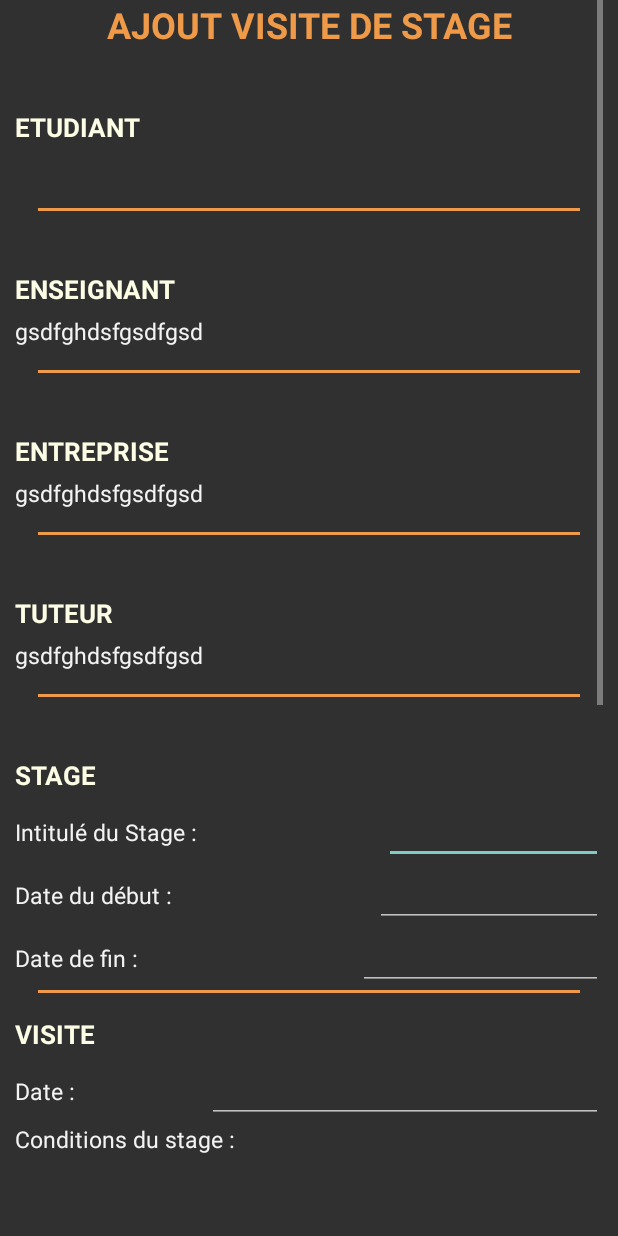
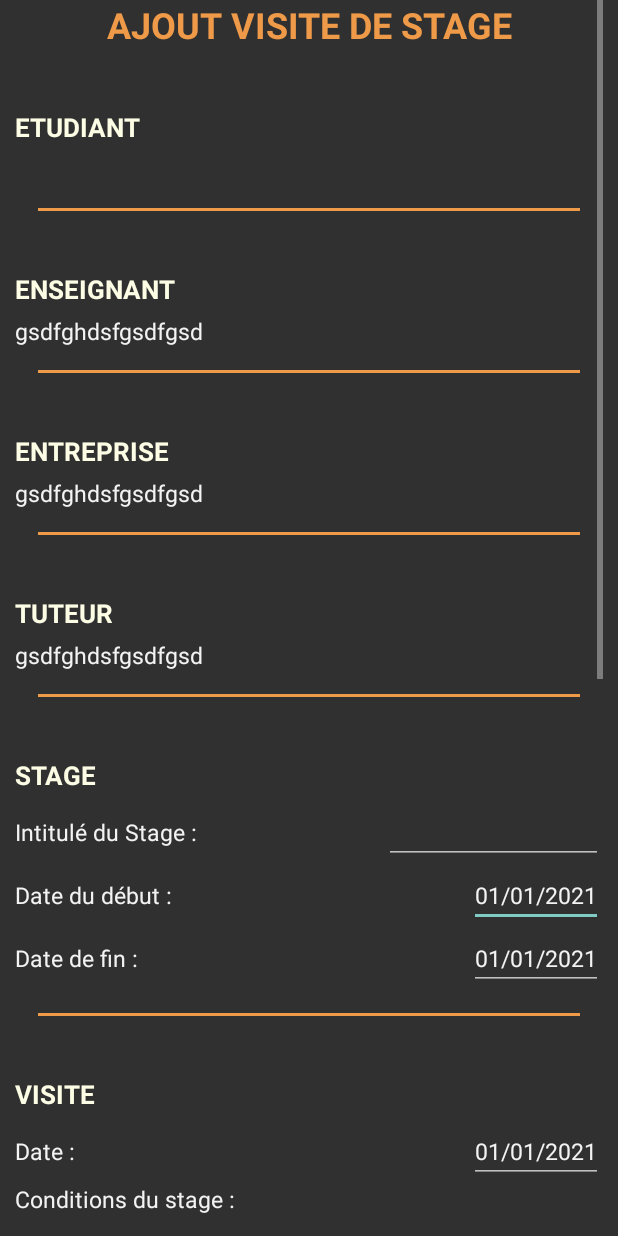
Before and after one commit to SarahB44/ProjetAndroidEquipe7, an Android app: the FormulaireVisiteStageActivity screen opened directly, with no data from a screen before it, on a phone screen of 412 x 824 dp. Run offline under Robolectric (Android 15) with nearby library versions, the phone set to English and light mode, and no system bars.

Commit message:
Ajout calendrier formulaire visite

```diff
--- a/app/src/main/java/com/example/projet_android_equipe7/FormulaireVisiteStageActivity.java
+++ b/app/src/main/java/com/example/projet_android_equipe7/FormulaireVisiteStageActivity.java
@@ -1,10 +1,18 @@
 package com.example.projet_android_equipe7;
 
+import android.app.DatePickerDialog;
 import android.content.Context;
 import android.content.Intent;
 import android.os.Bundle;
+import android.view.View;
+import android.widget.DatePicker;
+import android.widget.EditText;
 import android.widget.TextView;
 import android.app.Activity;
+
+import java.text.SimpleDateFormat;
+import java.util.Calendar;
+import java.util.Locale;
 
 public class FormulaireVisiteStageActivity extends Activity {
 
@@ -15,11 +23,11 @@ public class FormulaireVisiteStageActivity extends Activity {
         super.onCreate(savedInstanceState);
         setContentView(R.layout.activity_formulaire_visite);
 
-            String etudiant="";
+        String etudiant = "";
         //on va récupérer les trois valeurs provenant de NewReleveActivity
         Intent intent = getIntent();
         if (intent != null) {
-            etudiant=intent.getStringExtra("EXTRA_ETUDIANT");
+            etudiant = intent.getStringExtra("EXTRA_ETUDIANT");
 
             TextView textEtudiant = findViewById(R.id.textView3);
             textEtudiant.setText(etudiant);
@@ -28,7 +36,94 @@ public class FormulaireVisiteStageActivity extends Activity {
         }
 
 
+        final Calendar myCalendarDebut = Calendar.getInstance();
+        final Calendar myCalendarFin = Calendar.getInstance();
+        final Calendar myCalendarVisite = Calendar.getInstance();
+        final EditText edittextDebut = findViewById(R.id.dateDebut);
+        final EditText edittextFin = findViewById(R.id.dateFin);
+        final EditText edittextVisite = findViewById(R.id.dateVisite);
+
+        edittextFin.requestFocus();
+        edittextVisite.requestFocus();
+        edittextDebut.requestFocus();
+
+        final DatePickerDialog.OnDateSetListener dateDebut = new DatePickerDialog.OnDateSetListener() {
+
+            @Override
+            public void onDateSet(DatePicker view, int year, int monthOfYear, int dayOfMonth) {
+                // TODO Auto-generated method stub
+
+                myCalendarDebut.set(Calendar.YEAR, year);
+                myCalendarDebut.set(Calendar.MONTH, monthOfYear);
+                myCalendarDebut.set(Calendar.DAY_OF_MONTH, dayOfMonth);
+                updateLabel(edittextDebut, myCalendarDebut);
+            }
+
+        };
+
+        final DatePickerDialog.OnDateSetListener dateFin = new DatePickerDialog.OnDateSetListener() {
+
+            @Override
+            public void onDateSet(DatePicker view, int year, int monthOfYear, int dayOfMonth) {
+                // TODO Auto-generated method stub
+
+                myCalendarFin.set(Calendar.YEAR, year);
+                myCalendarFin.set(Calendar.MONTH, monthOfYear);
+                myCalendarFin.set(Calendar.DAY_OF_MONTH, dayOfMonth);
+                updateLabel(edittextFin, myCalendarFin);
+            }
+
+        };
+
+        final DatePickerDialog.OnDateSetListener dateVisite = new DatePickerDialog.OnDateSetListener() {
+
+            @Override
+            public void onDateSet(DatePicker view, int year, int monthOfYear, int dayOfMonth) {
+                // TODO Auto-generated method stub
+
+                myCalendarVisite.set(Calendar.YEAR, year);
+                myCalendarVisite.set(Calendar.MONTH, monthOfYear);
+                myCalendarVisite.set(Calendar.DAY_OF_MONTH, dayOfMonth);
+                updateLabel(edittextVisite, myCalendarVisite);
+            }
+
+        };
+
+        edittextDebut.setOnClickListener(new View.OnClickListener() {
+
+            @Override
+            public void onClick(View v) {
+                // TODO Auto-generated method stub
+                new DatePickerDialog(FormulaireVisiteStageActivity.this, dateDebut, myCalendarDebut.get(Calendar.YEAR), myCalendarDebut.get(Calendar.MONTH), myCalendarDebut.get(Calendar.DAY_OF_MONTH)).show();
+            }
+        });
+
+        edittextFin.setOnClickListener(new View.OnClickListener() {
+
+            @Override
+            public void onClick(View v) {
+                // TODO Auto-generated method stub
+                new DatePickerDialog(FormulaireVisiteStageActivity.this, dateFin, myCalendarFin.get(Calendar.YEAR), myCalendarFin.get(Calendar.MONTH), myCalendarFin.get(Calendar.DAY_OF_MONTH)).show();
+            }
+        });
+
+
+        edittextVisite.setOnClickListener(new View.OnClickListener() {
+
+            @Override
+            public void onClick(View v) {
+                // TODO Auto-generated method stub
+                new DatePickerDialog(FormulaireVisiteStageActivity.this, dateVisite, myCalendarVisite.get(Calendar.YEAR), myCalendarVisite.get(Calendar.MONTH), myCalendarVisite.get(Calendar.DAY_OF_MONTH)).show();
+            }
+        });
 
     }
+        private void updateLabel (EditText edittext, Calendar myCalendar){
+            String myFormat = "dd/MM/yy"; //In which you need put here
+            SimpleDateFormat sdf = new SimpleDateFormat(myFormat, Locale.US);
 
+            edittext.setText(sdf.format(myCalendar.getTime()));
+
+
+    }
 }
--- a/app/src/main/res/layout/activity_formulaire_visite.xml
+++ b/app/src/main/res/layout/activity_formulaire_visite.xml
@@ -266,12 +266,14 @@
                                     android:text="Date du début : " />
 
                                 <EditText
-                                    android:id="@+id/editTextTextPersonName2"
-                                    style="@style/EcritureParties"
+                                    android:id="@+id/dateDebut"
                                     android:layout_width="wrap_content"
                                     android:layout_height="wrap_content"
-                                    android:layout_weight="1"
-                                    android:inputType="textPersonName" />
+                                    android:clickable="true"
+                                    android:editable="false"
+                                    android:text="01/01/2021"
+                                    style="@style/EcritureParties" />
+
                             </LinearLayout>
 
                             <LinearLayout
@@ -289,30 +291,31 @@
                                     android:text="Date de fin : " />
 
                                 <EditText
-                                    android:id="@+id/editTextTextPersonName3"
-                                    style="@style/EcritureParties"
+                                    android:id="@+id/dateFin"
                                     android:layout_width="wrap_content"
                                     android:layout_height="wrap_content"
-                                    android:layout_weight="1"
-                                    android:inputType="textPersonName" />
+                                    android:clickable="true"
+                                    android:editable="false"
+                                    android:text="01/01/2021"
+                                    style="@style/EcritureParties" />
                             </LinearLayout>
 
-                            <View
-                                android:id="@+id/divider5"
-                                android:layout_width="match_parent"
-                                android:layout_height="2dp"
-                                android:layout_weight="1"
-                                android:background="#EE9A49"
-                                android:layout_marginLeft="15dp"
-                                android:layout_marginRight="15dp"/>
+
 
 
 
                         </LinearLayout>
-
+                        <View
+                            android:id="@+id/divider5"
+                            android:layout_width="match_parent"
+                            android:layout_height="2dp"
+                            android:layout_weight="1"
+                            android:background="#EE9A49"
+                            android:layout_marginLeft="15dp"
+                            android:layout_marginRight="15dp"/>
                         <Space
-                            android:layout_width="match_parent"
-                            android:layout_height="wrap_content" />
+                        android:layout_width="match_parent"
+                        android:layout_height="40dp"></Space>
 
                         <LinearLayout
                             android:layout_width="match_parent"
@@ -344,13 +347,14 @@
                                     style="@style/EcritureParties" />
 
                                 <EditText
-                                    android:id="@+id/editTextTextPersonName4"
+                                    android:id="@+id/dateVisite"
                                     android:layout_width="wrap_content"
                                     android:layout_height="wrap_content"
-                                    android:layout_weight="1"
-                                    android:ems="10"
-                                    android:inputType="textPersonName"
+                                    android:clickable="true"
+                                    android:editable="false"
+                                    android:text="01/01/2021"
                                     style="@style/EcritureParties" />
+
                             </LinearLayout>
 
                             <TextView
@@ -413,6 +417,7 @@
                                 android:gravity="top"
                                 android:inputType="text|textMultiLine"
                                 android:paddingBottom="15dp"
+                                android:layout_marginBottom="15dp"
                                 style="@style/EcritureParties"/>
 
                             <View
```
